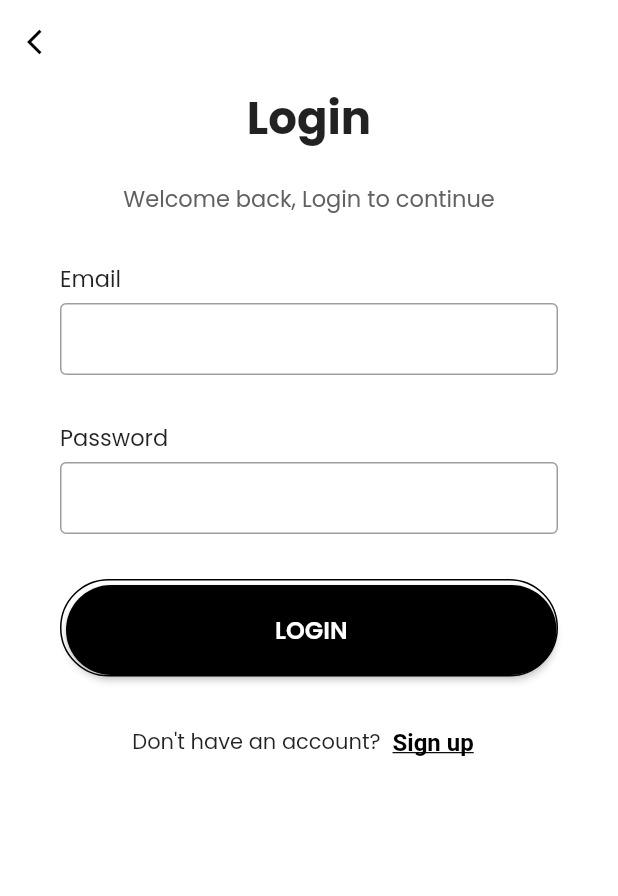
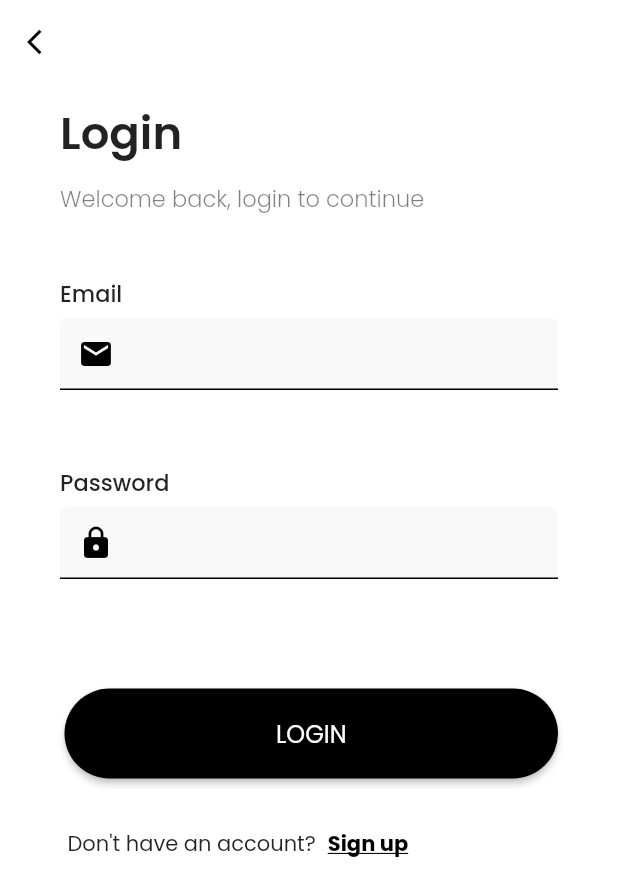
Before and after one commit to haseeburrehmanfaheem/BackSpace, a Flutter app: the SignupPage screen opened directly, scrolled down 56 dp, after a tap on "Log in", on a phone screen of 412 x 824 dp. Shown: the top 896 px of the screen. Run offline on Flutter 3.47's test engine with Material 2 defaults, Android fonts, the phone set to English and light mode, and no system bars; our stand-ins replace cloud_firestore, firebase_auth, firebase_core, flutter_rating_bar, fluttertoast, form_field_validator and 3 more; missing offline and left inert: sticky_float_button; accounts and stored records are empty.

Commit message:
Design of Login Singup

```diff
--- a/lib/pages/login.dart
+++ b/lib/pages/login.dart
@@ -1,9 +1,12 @@
+// ignore_for_file: prefer_const_constructors, prefer_const_literals_to_create_immutables
+
 import 'package:backspace/pages/newsfeed.dart';
 import 'package:backspace/pages/signup.dart';
 import 'package:firebase_auth/firebase_auth.dart';
 import 'package:flutter/cupertino.dart';
 import 'package:flutter/material.dart';
 import 'package:fluttertoast/fluttertoast.dart';
+import 'package:google_fonts/google_fonts.dart';
 
 import 'homepage.dart';
 
@@ -50,48 +53,63 @@ class _LoginState extends State<Login> {
             width: double.infinity,
             // child: SingleChildScrollView(
             child: Column(
-              mainAxisAlignment: MainAxisAlignment.spaceBetween,
               children: [
                 Column(
                   children: [
-                    Column(
-                      mainAxisAlignment: MainAxisAlignment.spaceEvenly,
-                      children: [
-                        const Text(
+                    Padding(
+                      padding: EdgeInsets.only(left: 40, bottom: 10, top: 10),
+                      child: Row(children: [
+                        Text(
                           "Login",
                           style: TextStyle(
                             fontSize: 30,
-                            fontWeight: FontWeight.bold,
+                            fontWeight: FontWeight.w600,
                           ),
                         ),
-                        const SizedBox(
-                          height: 20,
+                      ]),
                     ),
+                    Padding(
+                      padding: EdgeInsets.only(left: 40, bottom: 40),
+                      child: Row(children: [
                         Text(
-                          "Welcome back, Login to continue",
-                          style: TextStyle(
+                          "Welcome back, login to continue",
+                          style: GoogleFonts.poppins(
+                            textStyle: TextStyle(
                               fontSize: 15,
-                            color: Colors.grey[700],
+                              color: Colors.black.withOpacity(0.50),
+                              fontWeight: FontWeight.w300,
                             ),
                           ),
-                        const SizedBox(
-                          height: 30,
-                        )
-                      ],
+                        ),
+                      ]),
                     ),
                     Padding(
-                      padding: const EdgeInsets.symmetric(horizontal: 40),
+                      padding: const EdgeInsets.symmetric(
+                        horizontal: 40,
+                      ),
                       child: Column(
                         children: [
-                          makeInput(
+                          Padding(
+                            padding: const EdgeInsets.only(
+                              bottom: 20,
+                            ),
+                            child: makeInput(
                                 label: "Email",
+                                icons: Icon(Icons.email, color: Colors.black),
                                 controllerObj: emailController,
                                 fk: formkey1),
-                          makeInput(
+                          ),
+                          Padding(
+                            padding: const EdgeInsets.only(
+                              bottom: 40,
+                            ),
+                            child: makeInput(
                                 label: "Password",
+                                icons: Icon(Icons.lock, color: Colors.black),
                                 obsureText: true,
                                 controllerObj: passwordController,
                                 fk: formkey2),
+                          )
                         ],
                       ),
                     ),
@@ -99,15 +117,6 @@ class _LoginState extends State<Login> {
                       padding: const EdgeInsets.symmetric(horizontal: 40),
                       child: Container(
                         padding: const EdgeInsets.only(top: 3, left: 3),
-                        decoration: BoxDecoration(
-
-                          // prefixIcon: prefixIcon??Icon(Icons.done),
-                            borderRadius: BorderRadius.circular(40),
-                            border: Border(
-                                bottom: BorderSide(color: Colors.black),
-                                top: BorderSide(color: Colors.black),
-                                right: BorderSide(color: Colors.black),
-                                left: BorderSide(color: Colors.black))),
                         child: MaterialButton(
                           minWidth: double.infinity,
                           height: 60,
@@ -119,7 +128,8 @@ class _LoginState extends State<Login> {
                             // print(formkey1.currentState!.validate());
                             if (formkey1.currentState!.validate() &&
                                 formkey2.currentState!.validate()) {
-                                 login(emailController.text, passwordController.text, context);
+                              login(emailController.text,
+                                  passwordController.text, context);
                               //  Navigator.pushReplacement(
                               //   context,
                               //   MaterialPageRoute(
@@ -140,7 +150,6 @@ class _LoginState extends State<Login> {
                             //       context,
                             //       MaterialPageRoute(
                             //           builder: (_) => BottomNavigation()));
-
                           },
                           color: Colors.black,
                           shape: RoundedRectangleBorder(
@@ -148,7 +157,7 @@ class _LoginState extends State<Login> {
                           child: const Text(
                             "LOGIN",
                             style: TextStyle(
-                                fontWeight: FontWeight.w600,
+                                fontWeight: FontWeight.w400,
                                 fontSize: 16,
                                 color: Colors.white),
                           ),
@@ -159,17 +168,21 @@ class _LoginState extends State<Login> {
                       height: 20,
                     ),
                     Row(
-                      mainAxisAlignment: MainAxisAlignment.center,
+                      mainAxisAlignment: MainAxisAlignment.start,
                       children: [
-                        const Text("Don't have an account?"),
+                        Padding(
+                          padding: EdgeInsets.only(left: 45),
+                          child: const Text("Don't have an account?"),
+                        ),
                         TextButton(
-                          style: TextButton.styleFrom(
-                            textStyle: const TextStyle(
-                                fontSize: 16,
-                                fontWeight: FontWeight.bold,
-                                decoration: TextDecoration.underline),
-                            primary: Colors.black,
-                          ),
+                          // style: TextButton.styleFrom(
+                          //   textStyle: const TextStyle(
+                          //       // fontSize: 16,
+                          //       // fontWeight: FontWeight.w600,
+                          //       //decoration: TextDecoration.underline
+                          //       ),
+                          //   primary: Colors.black,
+                          // ),
                           onPressed: () {
                             // print("Container clicked");
                             Navigator.pushReplacement(
@@ -177,7 +190,11 @@ class _LoginState extends State<Login> {
                                 MaterialPageRoute(
                                     builder: (_) => SignupPage()));
                           },
-                          child: const Text('Sign up'),
+                          child: const Text('Sign up',
+                              style: TextStyle(
+                                  color: Colors.black,
+                                  fontWeight: FontWeight.w700,
+                                  decoration: TextDecoration.underline)),
                         ),
                       ],
                     ),
@@ -192,23 +209,22 @@ class _LoginState extends State<Login> {
   }
 }
 
-
 login(emailAddress, password, context) async {
   try {
-    final credential = await FirebaseAuth.instance.signInWithEmailAndPassword(
-      email: emailAddress,
-      password: password
-    );
+    final credential = await FirebaseAuth.instance
+        .signInWithEmailAndPassword(email: emailAddress, password: password);
     Navigator.pushReplacement(
-    context,
-    MaterialPageRoute(
-        builder: (_) => BottomNavigation()));
+        context, MaterialPageRoute(builder: (_) => BottomNavigation()));
     print('The user has been logged in');
   } on FirebaseAuthException catch (e) {
     if (e.code == 'user-not-found') {
-      Fluttertoast.showToast(msg: "These credentials do not match our records", gravity: ToastGravity.TOP);
+      Fluttertoast.showToast(
+          msg: "These credentials do not match our records",
+          gravity: ToastGravity.TOP);
     } else if (e.code == 'wrong-password') {
-      Fluttertoast.showToast(msg: "These credentials do not match our records.", gravity: ToastGravity.TOP);
+      Fluttertoast.showToast(
+          msg: "These credentials do not match our records.",
+          gravity: ToastGravity.TOP);
     }
   }
 }
--- a/lib/pages/signup.dart
+++ b/lib/pages/signup.dart
@@ -21,7 +21,6 @@ class SignupPage extends StatelessWidget {
   final TextEditingController password2Controller = TextEditingController();
 
   CollectionReference users = FirebaseFirestore.instance.collection('UserData');
-
 
   @override
   Widget build(BuildContext context) {
@@ -57,26 +56,32 @@ class SignupPage extends StatelessWidget {
                     Column(
                       mainAxisAlignment: MainAxisAlignment.spaceEvenly,
                       children: [
-                        const Text(
+                        Padding(
+                          padding:
+                              EdgeInsets.only(left: 40, bottom: 10, top: 10),
+                          child: Row(children: [
+                            Text(
                               "Sign Up",
                               style: TextStyle(
                                 fontSize: 30,
-                            fontWeight: FontWeight.bold,
+                                fontWeight: FontWeight.w600,
                               ),
                             ),
-                        const SizedBox(
-                          height: 20,
+                          ]),
                         ),
+                        Padding(
+                          padding: EdgeInsets.only(left: 40, bottom: 40),
+                          child: Row(children: [
                             Text(
                               "Create an Account with your LUMS email",
                               style: TextStyle(
                                 fontSize: 15,
-                            color: Colors.grey[700],
+                                color: Colors.black.withOpacity(0.50),
+                                fontWeight: FontWeight.w300,
                               ),
                             ),
-                        const SizedBox(
-                          height: 30,
-                        )
+                          ]),
+                        ),
                       ],
                     ),
                     Padding(
@@ -85,23 +90,31 @@ class SignupPage extends StatelessWidget {
                         children: [
                           makeInput(
                               label: "Email",
+                              icons: Icon(Icons.email, color: Colors.black),
                               controllerObj: emailController,
                               fk: formkey1),
                           makeInput(
                               label: "Name",
+                              icons: Icon(Icons.person, color: Colors.black),
                               controllerObj: nameController,
                               fk: formkey2),
                           makeInput(
                               label: "Password",
+                              icons: Icon(Icons.lock, color: Colors.black),
                               obsureText: true,
                               controllerObj: password1Controller,
                               fk: formkey3),
-                          makeInput(
+                          Padding(
+                              padding: const EdgeInsets.only(
+                                bottom: 40,
+                              ),
+                              child: makeInput(
                                   label: "Confirm Password",
+                                  icons: Icon(Icons.lock, color: Colors.black),
                                   obsureText: true,
                                   controllerObj: password2Controller,
                                   fk: formkey4,
-                              p1controller: password1Controller)
+                                  p1controller: password1Controller)),
                         ],
                       ),
                     ),
@@ -109,13 +122,6 @@ class SignupPage extends StatelessWidget {
                       padding: const EdgeInsets.symmetric(horizontal: 40),
                       child: Container(
                         padding: const EdgeInsets.only(top: 3, left: 3),
-                        decoration: BoxDecoration(
-                            borderRadius: BorderRadius.circular(40),
-                            border: const Border(
-                                bottom: BorderSide(color: Colors.black),
-                                top: BorderSide(color: Colors.black),
-                                right: BorderSide(color: Colors.black),
-                                left: BorderSide(color: Colors.black))),
                         child: MaterialButton(
                           minWidth: double.infinity,
                           height: 60,
@@ -139,7 +145,7 @@ class SignupPage extends StatelessWidget {
                           shape: RoundedRectangleBorder(
                               borderRadius: BorderRadius.circular(40)),
                           child: const Text(
-                            "Sign Up",
+                            "SIGN  UP",
                             style: TextStyle(
                                 fontWeight: FontWeight.w600,
                                 fontSize: 16,
@@ -152,23 +158,31 @@ class SignupPage extends StatelessWidget {
                       height: 20,
                     ),
                     Row(
-                      mainAxisAlignment: MainAxisAlignment.center,
+                      mainAxisAlignment: MainAxisAlignment.start,
                       children: [
-                        Text("Already have an account?"),
+                        Padding(
+                          padding: EdgeInsets.only(left: 45),
+                          child: const Text("Already have an account?"),
+                        ),
                         TextButton(
-                          style: TextButton.styleFrom(
-                            textStyle: const TextStyle(
-                                fontSize: 16,
-                                fontWeight: FontWeight.bold,
-                                decoration: TextDecoration.underline),
-                            primary: Colors.black,
-                          ),
+                          // style: TextButton.styleFrom(
+                          //   textStyle: const TextStyle(
+                          //       // fontSize: 16,
+                          //       // fontWeight: FontWeight.w600,
+                          //       //decoration: TextDecoration.underline
+                          //       ),
+                          //   primary: Colors.black,
+                          // ),
                           onPressed: () {
                             // print("Container clicked");
                             Navigator.pushReplacement(context,
                                 MaterialPageRoute(builder: (_) => Login()));
                           },
-                          child: const Text('Log in'),
+                          child: const Text('Log in',
+                              style: TextStyle(
+                                  color: Colors.black,
+                                  fontWeight: FontWeight.w700,
+                                  decoration: TextDecoration.underline)),
                         ),
                       ],
                     ),
@@ -224,14 +238,19 @@ class SignupPage extends StatelessWidget {
 }
 
 Widget makeInput(
-    {label, obsureText = false, controllerObj, fk, p1controller = null}) {
+    {label,
+    icons,
+    obsureText = false,
+    controllerObj,
+    fk,
+    p1controller = null}) {
   return Column(
     crossAxisAlignment: CrossAxisAlignment.start,
     children: [
       Text(
         label,
         style: const TextStyle(
-            fontSize: 15, fontWeight: FontWeight.w400, color: Colors.black87),
+            fontSize: 15, fontWeight: FontWeight.w500, color: Colors.black87),
       ),
       const SizedBox(
         height: 5,
@@ -240,15 +259,18 @@ Widget makeInput(
         key: fk,
         child: TextFormField(
           obscureText: obsureText,
-          decoration: const InputDecoration(
-            contentPadding: EdgeInsets.symmetric(vertical: 0, horizontal: 10),
-            enabledBorder: OutlineInputBorder(
-              borderSide: BorderSide(
-                color: Colors.grey,
+          decoration: InputDecoration(
+            prefixIcon: Align(
+              widthFactor: 2,
+              heightFactor: 1.0,
+              child: icons,
             ),
+            fillColor: Color(0xfff9f9fa),
+            filled: true,
+            //icon: Icon(Icons.favorite),
+            enabledBorder: UnderlineInputBorder(
+              borderSide: BorderSide(color: Color(0xff000000)),
             ),
-            border:
-                OutlineInputBorder(borderSide: BorderSide(color: Colors.grey)),
           ),
           controller: controllerObj,
           validator: (value) {
```
Lines whose indentation alone changed are shown as unchanged.
